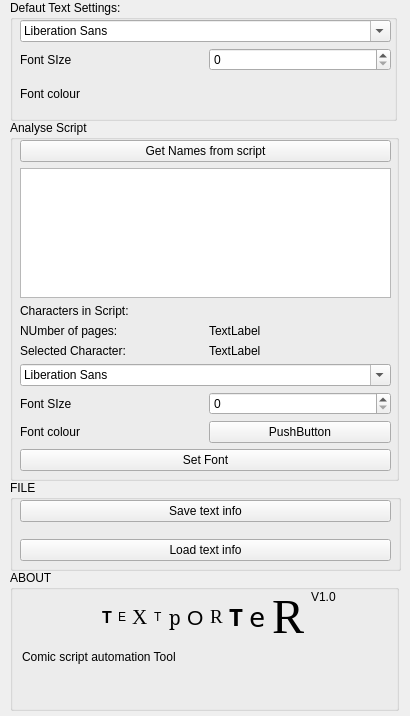
This is textporter/Textporter.ui in anim8or/Textporter as Qt 5 draws it before an edit. The edited form follows.
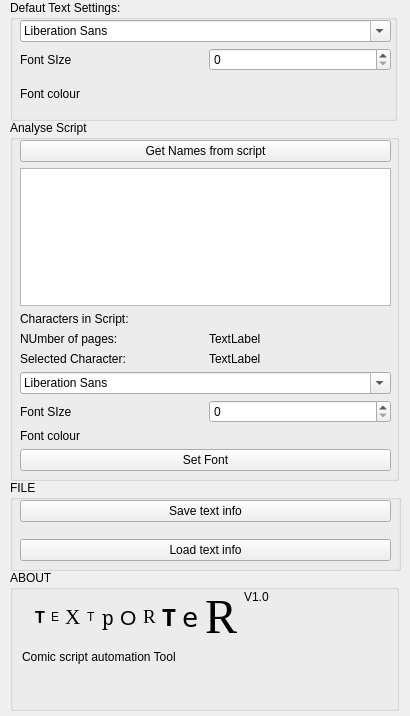
This is the edited form.

Commit message: udpated to integrate some of python tools

Patch:
```diff
--- a/textporter/Textporter.ui
+++ b/textporter/Textporter.ui
@@ -42,7 +42,7 @@
          <item>
           <widget class="QLabel" name="label_22">
            <property name="text">
-            <string>                      </string>
+            <string/>
            </property>
           </widget>
          </item>
@@ -428,13 +428,6 @@
              </property>
             </widget>
            </item>
-           <item>
-            <widget class="QPushButton" name="pushButton_4">
-             <property name="text">
-              <string>PushButton</string>
-             </property>
-            </widget>
-           </item>
           </layout>
          </item>
          <item>
```
The commit also changes 1 other file.
